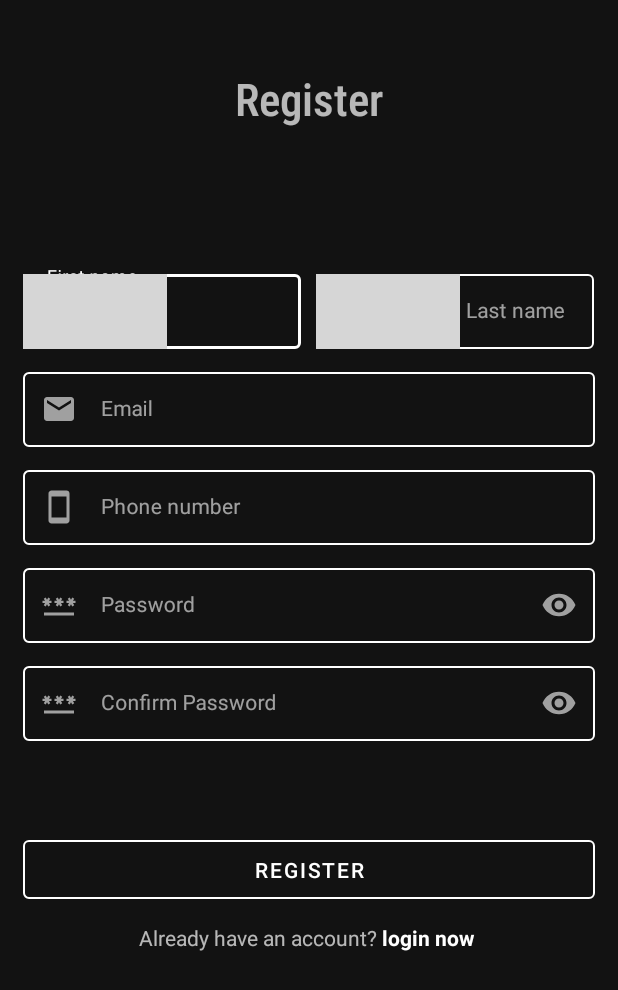
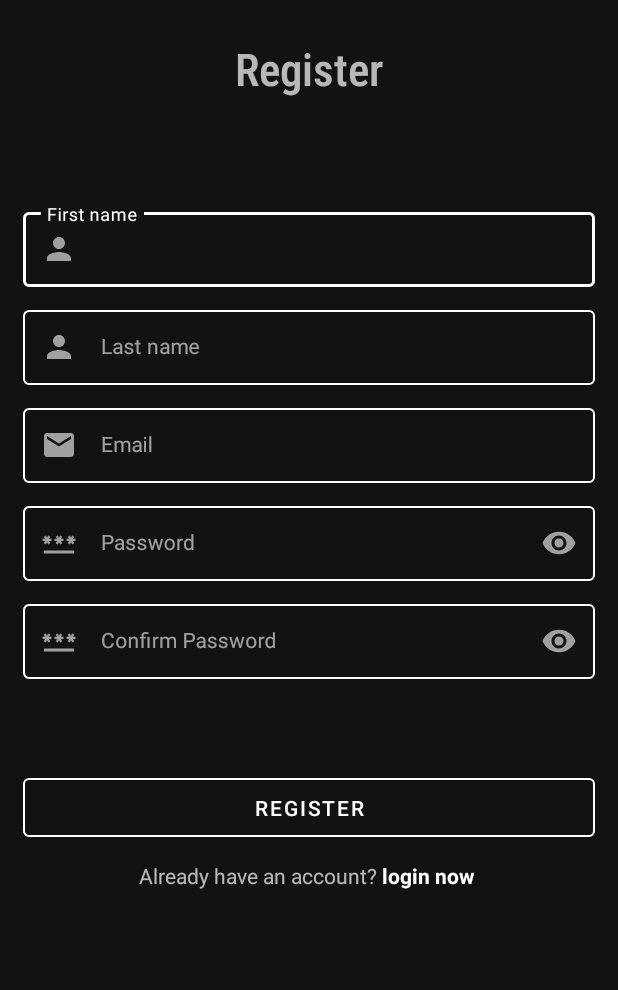
Before and after one commit to mrrobothasan/MyTube, an Android app: the RegisterActivity screen opened directly, with no data from a screen before it, on a phone screen of 412 x 824 dp. Shown: the top 990 px of the screen. Run offline under Robolectric (Android 15) with nearby library versions, the phone set to English and light mode, and no system bars; our stand-ins replace Firebase (no records; nobody signed in at launch, a user with empty details on screens opened directly); network calls fail; grey boxes are pictures that could not be loaded.

Commit message:
updated xml files

```diff
--- a/app/src/main/res/layout/activity_favorite.xml
+++ b/app/src/main/res/layout/activity_favorite.xml
@@ -47,7 +47,7 @@
     <androidx.recyclerview.widget.RecyclerView
         android:id="@+id/reView"
         android:layout_width="match_parent"
-        android:layout_height="wrap_content"
+        android:layout_height="match_parent"
         android:layout_below="@+id/divider5"
         android:layout_marginTop="10dp"
         android:padding="4dp"
--- a/app/src/main/res/layout/activity_home.xml
+++ b/app/src/main/res/layout/activity_home.xml
@@ -29,7 +29,7 @@
                 android:focusable="true"
                 android:onClick="showBottomSheetDialog"
                 app:civ_border_color="@color/white"
-                app:civ_border_width="2dp"
+                app:civ_border_width="1dp"
                 tools:ignore="SpeakableTextPresentCheck,TouchTargetSizeCheck" />
 
             <de.hdodenhof.circleimageview.CircleImageView
--- a/app/src/main/res/layout/activity_register.xml
+++ b/app/src/main/res/layout/activity_register.xml
@@ -12,30 +12,23 @@
         android:layout_width="wrap_content"
         android:layout_height="wrap_content"
         android:layout_centerHorizontal="true"
-        android:layout_marginTop="30dp"
+        android:layout_marginTop="10dp"
         android:fontFamily="sans-serif-condensed-medium"
         android:text="Register"
         android:textSize="30sp" />
 
-
-    <LinearLayout
-        android:id="@+id/fullname_conatiner"
-        android:layout_width="wrap_content"
-        android:layout_height="wrap_content"
-        android:layout_below="@+id/register_id"
-        android:layout_marginTop="91dp">
-
-
     <com.google.android.material.textfield.TextInputLayout
         android:id="@+id/fname_container"
         style="@style/Widget.MaterialComponents.TextInputLayout.OutlinedBox"
-            android:layout_width="185dp"
+        android:layout_width="match_parent"
         android:layout_height="wrap_content"
+        android:layout_below="@+id/register_id"
+        android:layout_marginTop="70dp"
         android:hint="First name"
         app:boxStrokeColor="@color/white"
         app:endIconMode="clear_text"
         app:hintTextColor="@color/white"
-            app:startIconDrawable="@drawable/ic_baseline_person_24">
+        app:startIconDrawable="@drawable/ic_baseline_person">
 
         <com.google.android.material.textfield.TextInputEditText
             android:layout_width="match_parent"
@@ -47,14 +40,15 @@
     <com.google.android.material.textfield.TextInputLayout
         android:id="@+id/lname_container"
         style="@style/Widget.MaterialComponents.TextInputLayout.OutlinedBox"
-            android:layout_width="185dp"
+        android:layout_width="match_parent"
         android:layout_height="wrap_content"
-            android:layout_marginStart="10dp"
+        android:layout_below="@+id/fname_container"
+        android:layout_marginTop="10dp"
         android:hint="Last name"
         app:boxStrokeColor="@color/white"
         app:endIconMode="clear_text"
         app:hintTextColor="@color/white"
-            app:startIconDrawable="@drawable/ic_baseline_person_24">
+        app:startIconDrawable="@drawable/ic_baseline_person">
 
         <com.google.android.material.textfield.TextInputEditText
             android:layout_width="match_parent"
@@ -63,15 +57,12 @@
             android:textSize="14sp" />
     </com.google.android.material.textfield.TextInputLayout>
 
-    </LinearLayout>
-
-
     <com.google.android.material.textfield.TextInputLayout
         android:id="@+id/email_container"
         style="@style/Widget.MaterialComponents.TextInputLayout.OutlinedBox"
         android:layout_width="match_parent"
         android:layout_height="wrap_content"
-        android:layout_below="@id/fullname_conatiner"
+        android:layout_below="@id/lname_container"
         android:layout_marginTop="10dp"
         android:hint="Email"
         app:boxStrokeColor="@color/white"
@@ -86,33 +77,13 @@
             android:textSize="14sp" />
     </com.google.android.material.textfield.TextInputLayout>
 
-    <com.google.android.material.textfield.TextInputLayout
-        android:id="@+id/phone_container"
-        style="@style/Widget.MaterialComponents.TextInputLayout.OutlinedBox"
-        android:layout_width="match_parent"
-        android:layout_height="wrap_content"
-        android:hint="Phone number"
-        app:boxStrokeColor="@color/white"
-        android:layout_marginTop="10dp"
-        app:endIconMode="clear_text"
-        app:hintTextColor="@color/white"
-        app:startIconDrawable="@drawable/ic_smartphone"
-        android:layout_below="@+id/email_container">
-
-        <com.google.android.material.textfield.TextInputEditText
-            android:layout_width="match_parent"
-            android:layout_height="50dp"
-            android:inputType="number"
-            android:textSize="14sp" />
-    </com.google.android.material.textfield.TextInputLayout>
-
 
     <com.google.android.material.textfield.TextInputLayout
         android:id="@+id/password_container"
         style="@style/Widget.MaterialComponents.TextInputLayout.OutlinedBox"
         android:layout_width="match_parent"
         android:layout_height="wrap_content"
-        android:layout_below="@id/phone_container"
+        android:layout_below="@id/email_container"
         android:layout_marginTop="10dp"
         android:hint="Password"
         app:boxStrokeColor="@color/white"
@@ -126,7 +97,6 @@
             android:inputType="textPassword"
             android:textSize="14sp" />
     </com.google.android.material.textfield.TextInputLayout>
-
 
     <com.google.android.material.textfield.TextInputLayout
         android:id="@+id/confirm_password_container"
@@ -149,7 +119,7 @@
             android:textSize="14sp" />
     </com.google.android.material.textfield.TextInputLayout>
 
-    <Button
+    <com.google.android.material.button.MaterialButton
         android:id="@+id/register_btn"
         style="?attr/materialButtonOutlinedStyle"
         android:layout_width="match_parent"
@@ -185,16 +155,4 @@
             android:textColor="@color/white"
             android:textStyle="bold" />
     </LinearLayout>
-
-    <ProgressBar
-        android:id="@+id/progressBar"
-        android:layout_width="wrap_content"
-        android:layout_height="wrap_content"
-        android:layout_below="@+id/login_text_container"
-        android:layout_centerHorizontal="true"
-        android:layout_marginTop="30dp"
-        android:theme="@style/progressBarBlue"
-        android:visibility="invisible" />
-
-
 </RelativeLayout>
```
Also changed, not shown: app/src/main/res/layout/activity_login.xml (+3 -12 lines), app/src/main/res/layout/activity_profile.xml (+0 -33 lines). Lines whose indentation alone changed are shown as unchanged.
